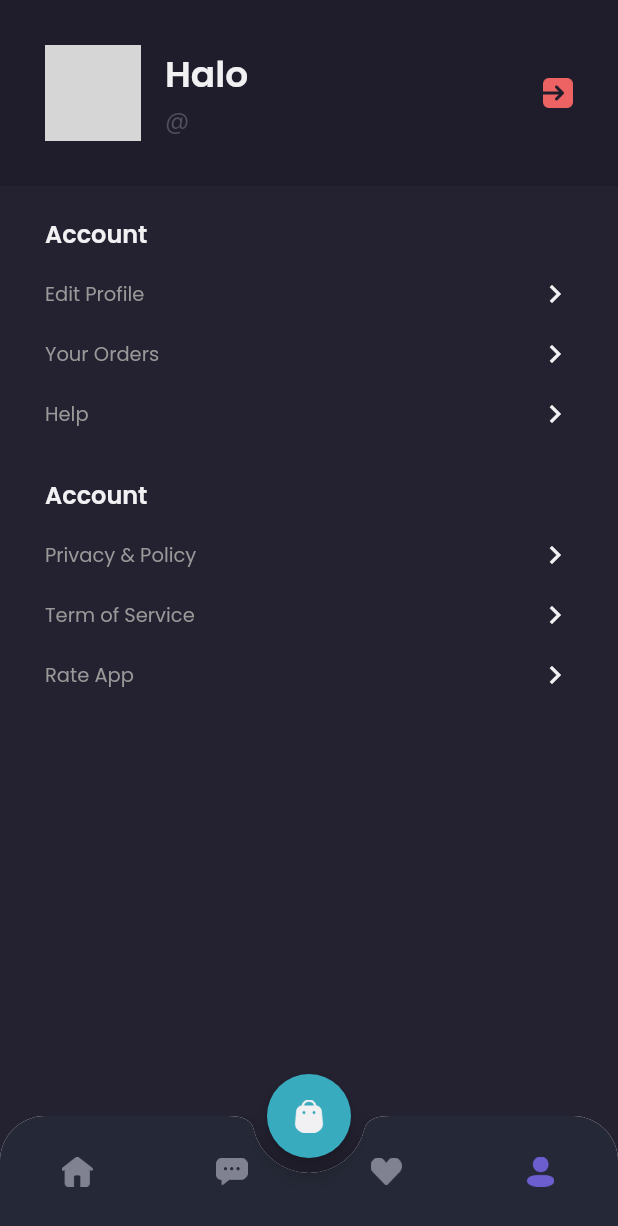
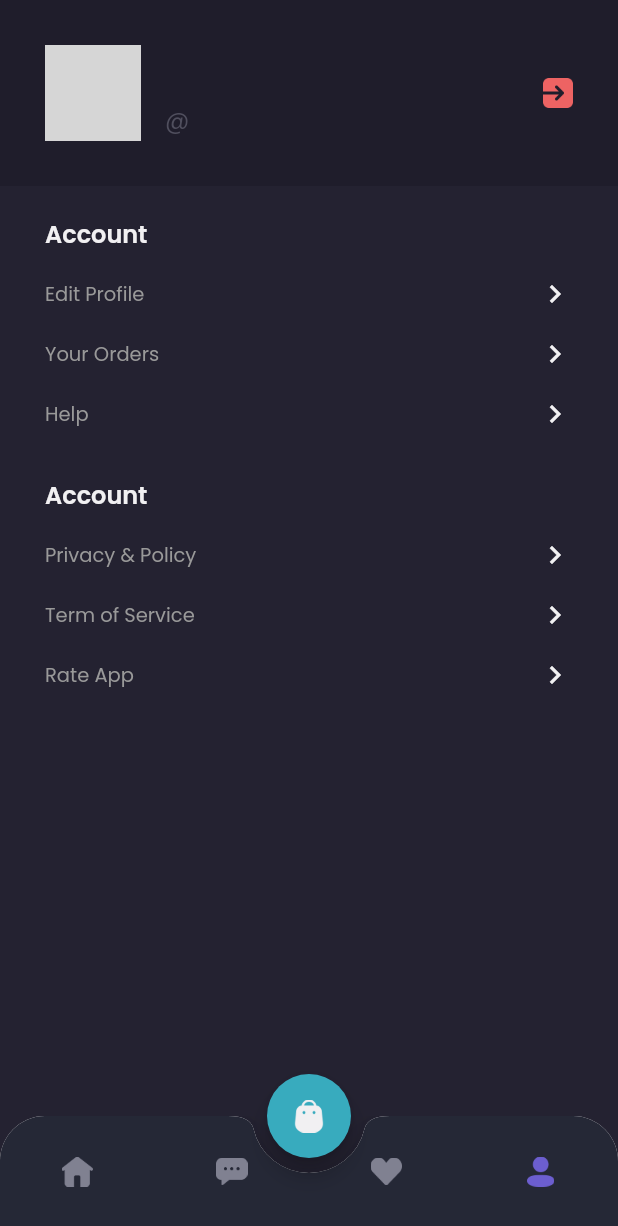
Before and after one commit to hanz-fr/fluvel-ecommerce-fe, a Flutter app: the MainPage screen opened by its route, item 4 of the bottom bar chosen, on a phone screen of 412 x 824 dp. Shown: the top 1226 px of the screen. Run offline on Flutter 3.47's test engine with Material 2 defaults, Android fonts, the phone set to English and light mode, and no system bars; our stand-ins replace carousel_slider, google_fonts; accounts and stored records are empty; network calls fail; grey boxes are pictures that could not be loaded.

Commit message:
removed 'halo' on profile page

```diff
--- a/lib/pages/home/profile_page.dart
+++ b/lib/pages/home/profile_page.dart
@@ -37,7 +37,7 @@ class ProfilePage extends StatelessWidget {
                     crossAxisAlignment: CrossAxisAlignment.start,
                     children: [
                       Text(
-                        'Halo ${user.name}',
+                        '${user.name}',
                         style: primaryTextStyle.copyWith(
                           fontSize: 24,
                           fontWeight: semiBold,
```
